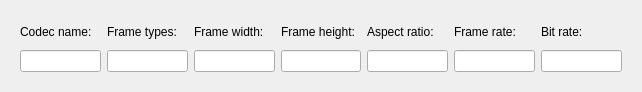
pszopinski/codec-preview, file codec-preview/videoinfowidget.ui: the form before one commit.
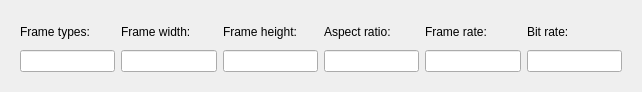
The form after the commit.

Commit message: remove codec name param, only get first 15 frame types

```diff
--- a/codec-preview/videoinfowidget.ui
+++ b/codec-preview/videoinfowidget.ui
@@ -17,25 +17,43 @@
    <item>
     <widget class="QWidget" name="widget_2" native="true">
      <layout class="QGridLayout" name="gridLayout">
+      <item row="0" column="5">
+       <layout class="QVBoxLayout" name="verticalLayout_13">
+        <item>
+         <widget class="QLabel" name="label_7">
+          <property name="text">
+           <string>Frame rate:</string>
+          </property>
+         </widget>
+        </item>
+        <item>
+         <widget class="QLineEdit" name="frameRate">
+          <property name="readOnly">
+           <bool>true</bool>
+          </property>
+         </widget>
+        </item>
+       </layout>
+      </item>
+      <item row="0" column="6">
+       <layout class="QVBoxLayout" name="verticalLayout_11" stretch="0,0">
+        <item>
+         <widget class="QLabel" name="label_5">
+          <property name="text">
+           <string>Bit rate:</string>
+          </property>
+         </widget>
+        </item>
+        <item>
+         <widget class="QLineEdit" name="bitRate">
+          <property name="readOnly">
+           <bool>true</bool>
+          </property>
+         </widget>
+        </item>
+       </layout>
+      </item>
       <item row="0" column="0">
-       <layout class="QVBoxLayout" name="verticalLayout_12" stretch="0,0">
-        <item>
-         <widget class="QLabel" name="label_6">
-          <property name="text">
-           <string>Codec name:</string>
-          </property>
-         </widget>
-        </item>
-        <item>
-         <widget class="QLineEdit" name="codecName">
-          <property name="readOnly">
-           <bool>true</bool>
-          </property>
-         </widget>
-        </item>
-       </layout>
-      </item>
-      <item row="0" column="1">
        <layout class="QVBoxLayout" name="verticalLayout_4" stretch="0,0">
         <item>
          <widget class="QLabel" name="label">
@@ -53,7 +71,7 @@
         </item>
        </layout>
       </item>
-      <item row="0" column="2">
+      <item row="0" column="1">
        <layout class="QVBoxLayout" name="verticalLayout_8">
         <item>
          <widget class="QLabel" name="label_2">
@@ -71,7 +89,7 @@
         </item>
        </layout>
       </item>
-      <item row="0" column="3">
+      <item row="0" column="2">
        <layout class="QVBoxLayout" name="verticalLayout_9">
         <item>
          <widget class="QLabel" name="label_3">
@@ -89,7 +107,7 @@
         </item>
        </layout>
       </item>
-      <item row="0" column="4">
+      <item row="0" column="3">
        <layout class="QVBoxLayout" name="verticalLayout_10" stretch="0,0">
         <item>
          <widget class="QLabel" name="label_4">
@@ -107,42 +125,6 @@
         </item>
        </layout>
       </item>
-      <item row="0" column="6">
-       <layout class="QVBoxLayout" name="verticalLayout_13">
-        <item>
-         <widget class="QLabel" name="label_7">
-          <property name="text">
-           <string>Frame rate:</string>
-          </property>
-         </widget>
-        </item>
-        <item>
-         <widget class="QLineEdit" name="frameRate">
-          <property name="readOnly">
-           <bool>true</bool>
-          </property>
-         </widget>
-        </item>
-       </layout>
-      </item>
-      <item row="0" column="7">
-       <layout class="QVBoxLayout" name="verticalLayout_11" stretch="0,0">
-        <item>
-         <widget class="QLabel" name="label_5">
-          <property name="text">
-           <string>Bit rate:</string>
-          </property>
-         </widget>
-        </item>
-        <item>
-         <widget class="QLineEdit" name="bitRate">
-          <property name="readOnly">
-           <bool>true</bool>
-          </property>
-         </widget>
-        </item>
-       </layout>
-      </item>
      </layout>
     </widget>
    </item>
```
The commit also changes 3 other files.
